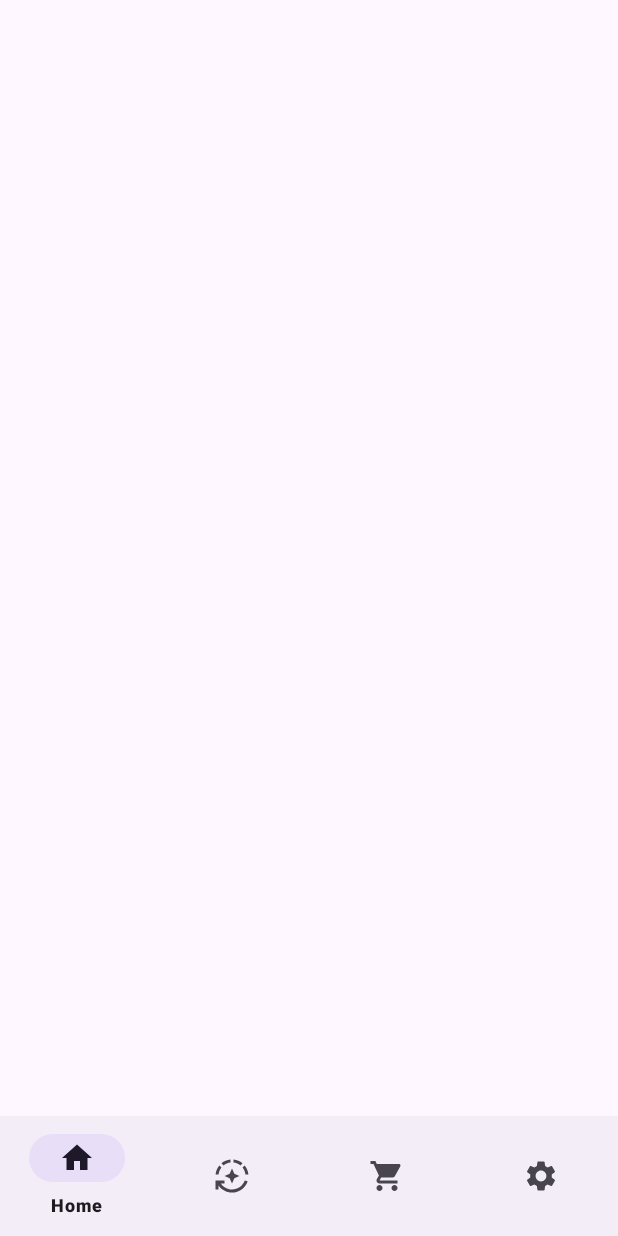
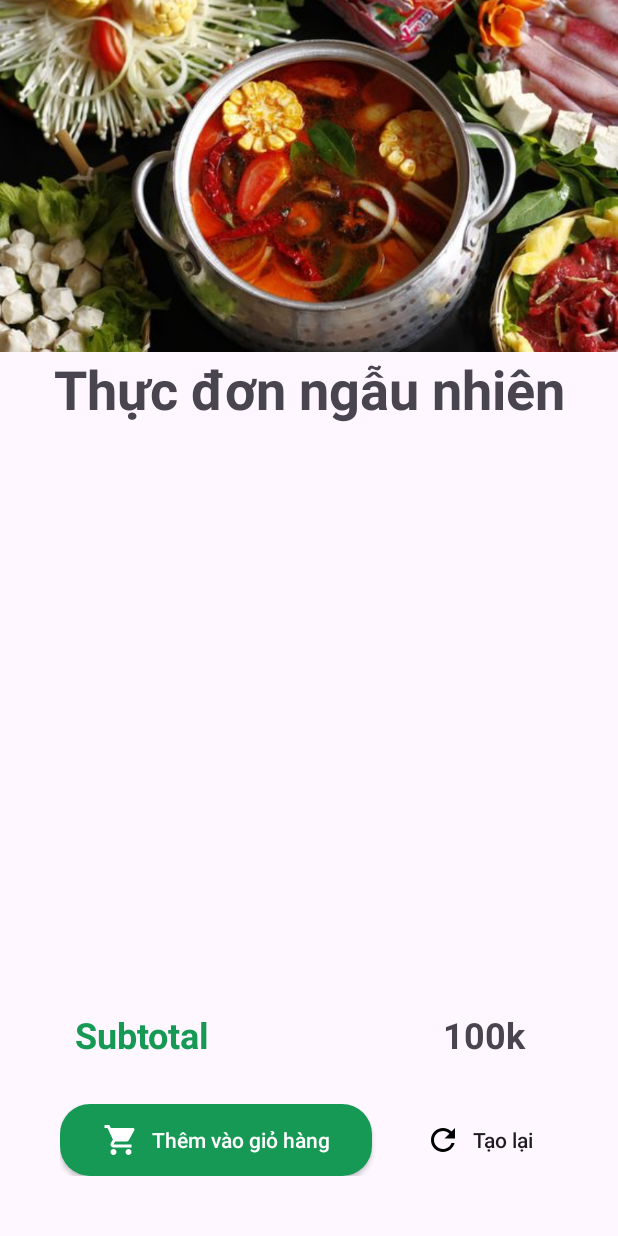
Before and after one commit to luosrevlis/PRM392_FE, an Android app: the RandomResultActivity screen opened directly, with no data from a screen before it, on a phone screen of 412 x 824 dp. Run offline under Robolectric (Android 15) with nearby library versions, the phone set to English and light mode, and no system bars.

Commit message:
random result, cart item

```diff
--- /dev/null
+++ b/app/src/main/res/drawable/ic_cart_white.xml
@@ -0,0 +1,5 @@
+<vector xmlns:android="http://schemas.android.com/apk/res/android" android:height="24dp" android:tint="#ffffff" android:viewportHeight="24" android:viewportWidth="24" android:width="24dp">
+
+    <path android:fillColor="@android:color/white" android:pathData="M7,18c-1.1,0 -1.99,0.9 -1.99,2S5.9,22 7,22s2,-0.9 2,-2 -0.9,-2 -2,-2zM1,2v2h2l3.6,7.59 -1.35,2.45c-0.16,0.28 -0.25,0.61 -0.25,0.96 0,1.1 0.9,2 2,2h12v-2L7.42,15c-0.14,0 -0.25,-0.11 -0.25,-0.25l0.03,-0.12 0.9,-1.63h7.45c0.75,0 1.41,-0.41 1.75,-1.03l3.58,-6.49c0.08,-0.14 0.12,-0.31 0.12,-0.48 0,-0.55 -0.45,-1 -1,-1L5.21,4l-0.94,-2L1,2zM17,18c-1.1,0 -1.99,0.9 -1.99,2s0.89,2 1.99,2 2,-0.9 2,-2 -0.9,-2 -2,-2z"/>
+
+</vector>
--- /dev/null
+++ b/app/src/main/res/drawable/ic_refresh.xml
@@ -0,0 +1,5 @@
+<vector xmlns:android="http://schemas.android.com/apk/res/android" android:height="24dp" android:tint="#000000" android:viewportHeight="24" android:viewportWidth="24" android:width="24dp">
+
+    <path android:fillColor="@android:color/white" android:pathData="M17.65,6.35C16.2,4.9 14.21,4 12,4c-4.42,0 -7.99,3.58 -7.99,8s3.57,8 7.99,8c3.73,0 6.84,-2.55 7.73,-6h-2.08c-0.82,2.33 -3.04,4 -5.65,4 -3.31,0 -6,-2.69 -6,-6s2.69,-6 6,-6c1.66,0 3.14,0.69 4.22,1.78L13,11h7V4l-2.35,2.35z"/>
+
+</vector>
--- /dev/null
+++ b/app/src/main/res/drawable/rectangle_green_rounded_20dp.xml
@@ -0,0 +1,7 @@
+<?xml version="1.0" encoding="utf-8"?>
+<shape xmlns:android="http://schemas.android.com/apk/res/android"
+    android:shape="rectangle" android:padding="10dp">
+
+    <solid android:color="#169955"/>
+    <corners android:radius="20dp"/>
+</shape>
--- a/app/src/main/res/drawable/rounded_rectangle_20dp.xml
+++ b/app/src/main/res/drawable/rectangle_red_rounded_20dp.xml
@@ -1,7 +1,7 @@
 <?xml version="1.0" encoding="utf-8"?>
 <shape xmlns:android="http://schemas.android.com/apk/res/android"
     android:shape="rectangle" android:padding="10dp">
-    <!-- you can use any color you want I used here gray color-->
+
     <solid android:color="#f9635f"/>
     <corners android:radius="20dp"/>
 </shape>
--- a/app/src/main/res/layout/activity_random_result.xml
+++ b/app/src/main/res/layout/activity_random_result.xml
@@ -7,25 +7,136 @@
     android:layout_height="match_parent"
     tools:context=".activities.RandomResultActivity">
 
-    <androidx.constraintlayout.widget.ConstraintLayout
-        android:id="@+id/constraintLayout"
+    <LinearLayout
+        android:id="@+id/llActions"
+        android:layout_width="0dp"
+        android:layout_height="wrap_content"
+        android:weightSum="3"
+        android:layout_margin="40dp"
+        app:layout_constraintBottom_toBottomOf="parent"
+        app:layout_constraintStart_toStartOf="parent"
+        app:layout_constraintEnd_toEndOf="parent">
+
+        <FrameLayout
+            style="?android:attr/buttonStyle"
+            android:id="@+id/btnAdd"
+            android:layout_width="0dp"
+            android:layout_height="wrap_content"
+            android:layout_weight="2"
+            android:background="@drawable/rectangle_green_rounded_20dp">
+
+            <TextView
+                style="?android:attr/buttonStyle"
+                android:layout_width="wrap_content"
+                android:layout_height="wrap_content"
+                android:layout_gravity="center"
+                android:background="@null"
+                android:clickable="false"
+                android:drawableStart="@drawable/ic_cart_white"
+                android:drawablePadding="8dp"
+                android:focusable="false"
+                android:gravity="center"
+                android:minHeight="0dp"
+                android:minWidth="0dp"
+                android:text="Thêm vào giỏ hàng"
+                android:textColor="#ffffff"
+                android:textAllCaps="false"/>
+        </FrameLayout>
+
+        <FrameLayout
+            style="?android:attr/buttonStyle"
+            android:id="@+id/btnRedo"
+            android:layout_width="0dp"
+            android:layout_height="wrap_content"
+            android:layout_weight="1"
+            android:layout_marginStart="20dp"
+            android:background="#00000000">
+
+            <TextView
+                style="?android:attr/buttonStyle"
+                android:layout_width="wrap_content"
+                android:layout_height="wrap_content"
+                android:layout_gravity="center"
+                android:background="@null"
+                android:clickable="false"
+                android:drawableStart="@drawable/ic_refresh"
+                android:drawablePadding="8dp"
+                android:focusable="false"
+                android:gravity="center"
+                android:minHeight="0dp"
+                android:minWidth="0dp"
+                android:text="Tạo lại"
+                android:textAllCaps="false"/>
+        </FrameLayout>
+
+    </LinearLayout>
+
+    <LinearLayout
+        android:id="@+id/llSubtotal"
+        android:layout_width="0dp"
+        android:layout_height="wrap_content"
+        android:weightSum="4"
+        android:orientation="horizontal"
+        android:layout_marginHorizontal="50dp"
+        android:layout_marginBottom="30dp"
+        app:layout_constraintStart_toStartOf="parent"
+        app:layout_constraintEnd_toEndOf="parent"
+        app:layout_constraintBottom_toTopOf="@id/llActions">
+
+        <TextView
+            android:id="@+id/tvSubtotalTitle"
+            android:layout_width="0dp"
+            android:layout_height="wrap_content"
+            android:layout_weight="3"
+            android:text="Subtotal"
+            android:textColor="#169955"
+            android:textSize="24sp"
+            android:textStyle="bold"/>
+
+        <TextView
+            android:id="@+id/tvSubtotalValue"
+            android:layout_width="0dp"
+            android:layout_height="wrap_content"
+            android:layout_weight="1"
+            android:text="100k"
+            android:textAlignment="center"
+            android:textSize="24sp"
+            android:textStyle="bold" />
+
+    </LinearLayout>
+
+    <androidx.recyclerview.widget.RecyclerView
+        android:id="@+id/rvDishes"
+        android:layout_width="0dp"
+        android:layout_height="340dp"
+        android:layout_margin="30dp"
+        app:layout_constraintEnd_toEndOf="parent"
+        app:layout_constraintStart_toStartOf="parent"
+        app:layout_constraintBottom_toTopOf="@id/llSubtotal"
+        tools:listitem="@layout/cart_item"/>
+
+    <TextView
+        android:id="@+id/tvTitle"
+        android:layout_width="0dp"
+        android:layout_height="wrap_content"
+        android:layout_marginBottom="20dp"
+        android:text="Thực đơn ngẫu nhiên"
+        android:textSize="36sp"
+        android:textStyle="bold"
+        android:textAlignment="center"
+        app:layout_constraintStart_toStartOf="parent"
+        app:layout_constraintEnd_toEndOf="parent"
+        app:layout_constraintBottom_toTopOf="@id/rvDishes" />
+
+    <ImageView
+        android:id="@+id/ivFiller"
         android:layout_width="0dp"
         android:layout_height="0dp"
-        app:layout_constraintBottom_toTopOf="@+id/bottomNavigationView"
+        android:scaleType="centerCrop"
+        app:srcCompat="@drawable/food9"
+        app:layout_constraintStart_toStartOf="parent"
         app:layout_constraintEnd_toEndOf="parent"
-        app:layout_constraintStart_toStartOf="parent"
-        app:layout_constraintTop_toTopOf="parent">
+        app:layout_constraintBottom_toTopOf="@id/tvTitle"
+        app:layout_constraintTop_toTopOf="parent"/>
 
-    </androidx.constraintlayout.widget.ConstraintLayout>
-
-    <com.google.android.material.bottomnavigation.BottomNavigationView
-        android:id="@+id/bottomNavigationView"
-        android:layout_width="match_parent"
-        android:layout_height="wrap_content"
-        app:layout_constraintBottom_toBottomOf="parent"
-        app:layout_constraintEnd_toEndOf="parent"
-        app:layout_constraintStart_toStartOf="parent"
-        app:menu="@menu/bottom_nav_menu">
-
-    </com.google.android.material.bottomnavigation.BottomNavigationView>
 </androidx.constraintlayout.widget.ConstraintLayout>
--- a/app/src/main/res/layout/cart_item.xml
+++ b/app/src/main/res/layout/cart_item.xml
@@ -3,23 +3,32 @@
     xmlns:app="http://schemas.android.com/apk/res-auto"
     xmlns:tools="http://schemas.android.com/tools"
     android:layout_width="match_parent"
-    android:layout_height="wrap_content">
+    android:layout_height="wrap_content"
+    android:paddingBottom="20dp">
 
-    <ImageView
-        android:id="@+id/ivImage"
+    <androidx.cardview.widget.CardView
+        android:id="@+id/cvImage"
         android:layout_width="100dp"
         android:layout_height="100dp"
-        android:scaleType="centerCrop"
+        app:cardCornerRadius="20dp"
         app:layout_constraintStart_toStartOf="parent"
         app:layout_constraintTop_toTopOf="parent"
-        app:layout_constraintBottom_toBottomOf="parent"
-        tools:srcCompat="@tools:sample/avatars" />
+        app:layout_constraintBottom_toBottomOf="parent">
+
+        <ImageView
+            android:id="@+id/ivImage"
+            android:layout_width="match_parent"
+            android:layout_height="match_parent"
+            android:scaleType="centerCrop"
+            tools:srcCompat="@tools:sample/avatars" />
+
+    </androidx.cardview.widget.CardView>
 
     <androidx.constraintlayout.widget.ConstraintLayout
         android:id="@+id/clDetail"
         android:layout_width="0dp"
         android:layout_height="0dp"
-        app:layout_constraintStart_toEndOf="@+id/ivImage"
+        app:layout_constraintStart_toEndOf="@+id/cvImage"
         app:layout_constraintEnd_toEndOf="parent"
         app:layout_constraintTop_toTopOf="parent"
         app:layout_constraintBottom_toBottomOf="parent">
@@ -30,6 +39,7 @@
             android:layout_height="wrap_content"
             android:layout_marginStart="10dp"
             android:text="Product Name"
+            android:textColor="#169955"
             android:textSize="20sp"
             android:textStyle="bold"
             app:layout_constraintStart_toStartOf="parent"
@@ -53,6 +63,7 @@
             android:layout_marginTop="10dp"
             android:layout_marginStart="10dp"
             android:text="40k"
+            android:textColor="#169955"
             android:textSize="24sp"
             android:textStyle="bold"
             app:layout_constraintStart_toStartOf="parent"
@@ -62,7 +73,6 @@
             android:id="@+id/btnInc"
             android:layout_width="40dp"
             android:layout_height="wrap_content"
-            android:layout_marginEnd="20dp"
             android:background="#00000000"
             android:text="+"
             android:textSize="36sp"
--- a/app/src/main/res/layout/fragment_random.xml
+++ b/app/src/main/res/layout/fragment_random.xml
@@ -85,7 +85,7 @@
         android:layout_width="wrap_content"
         android:layout_height="wrap_content"
         android:layout_marginBottom="20dp"
-        android:background="@drawable/rounded_rectangle_20dp"
+        android:background="@drawable/rectangle_red_rounded_20dp"
         android:paddingHorizontal="40dp"
         android:paddingVertical="10dp"
         android:text="Tạo thực đơn"
--- a/app/src/main/res/menu/bottom_nav_menu.xml
+++ b/app/src/main/res/menu/bottom_nav_menu.xml
@@ -3,15 +3,15 @@
     xmlns:android="http://schemas.android.com/apk/res/android">
 
     <item android:id="@+id/mHome"
-        android:icon="@drawable/ic_baseline_home"
+        android:icon="@drawable/ic_home"
         android:title="Home" />
     <item android:id="@+id/mRandom"
-        android:icon="@drawable/ic_baseline_random"
+        android:icon="@drawable/ic_random"
         android:title="Random" />
     <item android:id="@+id/mCart"
-        android:icon="@drawable/ic_baseline_cart"
+        android:icon="@drawable/ic_cart"
         android:title="Cart" />
     <item android:id="@+id/mSettings"
-        android:icon="@drawable/ic_baseline_settings"
+        android:icon="@drawable/ic_settings"
         android:title="Settings" />
 </menu>
```
Also changed, not shown: app/src/main/res/drawable/ic_cart.xml (renamed from app/src/main/res/drawable/ic_baseline_cart.xml), app/src/main/res/drawable/ic_home.xml (renamed from app/src/main/res/drawable/ic_baseline_home.xml), app/src/main/res/drawable/ic_random.xml (renamed from app/src/main/res/drawable/ic_baseline_random.xml), app/src/main/res/drawable/ic_settings.xml (renamed from app/src/main/res/drawable/ic_baseline_settings.xml).
